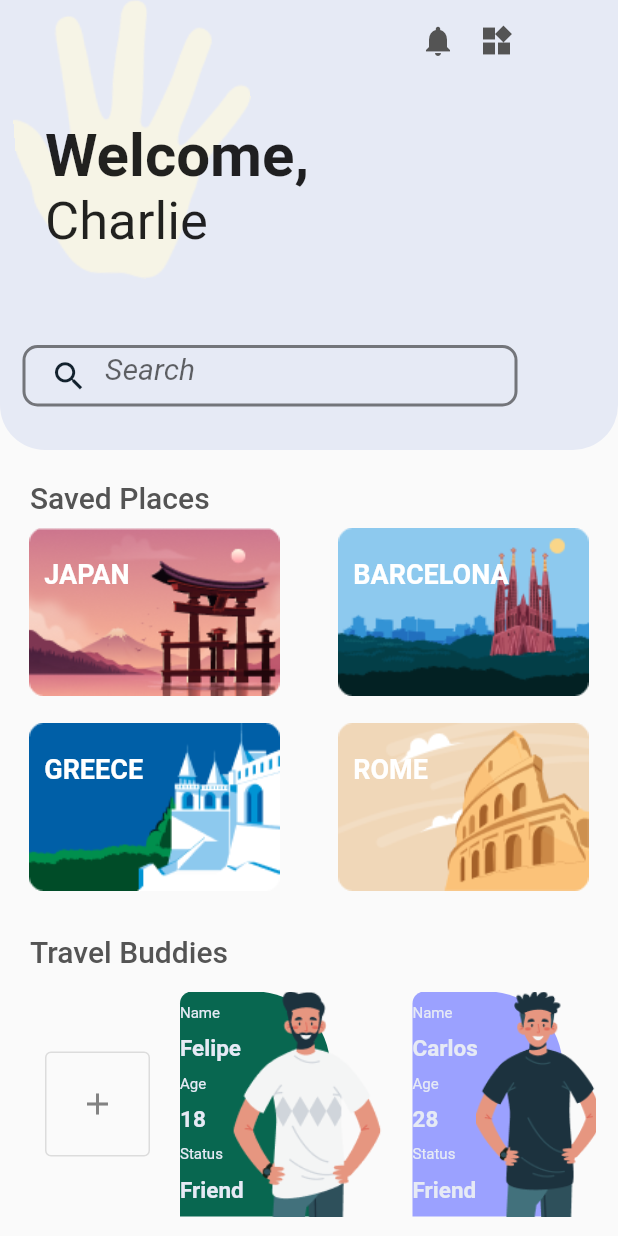
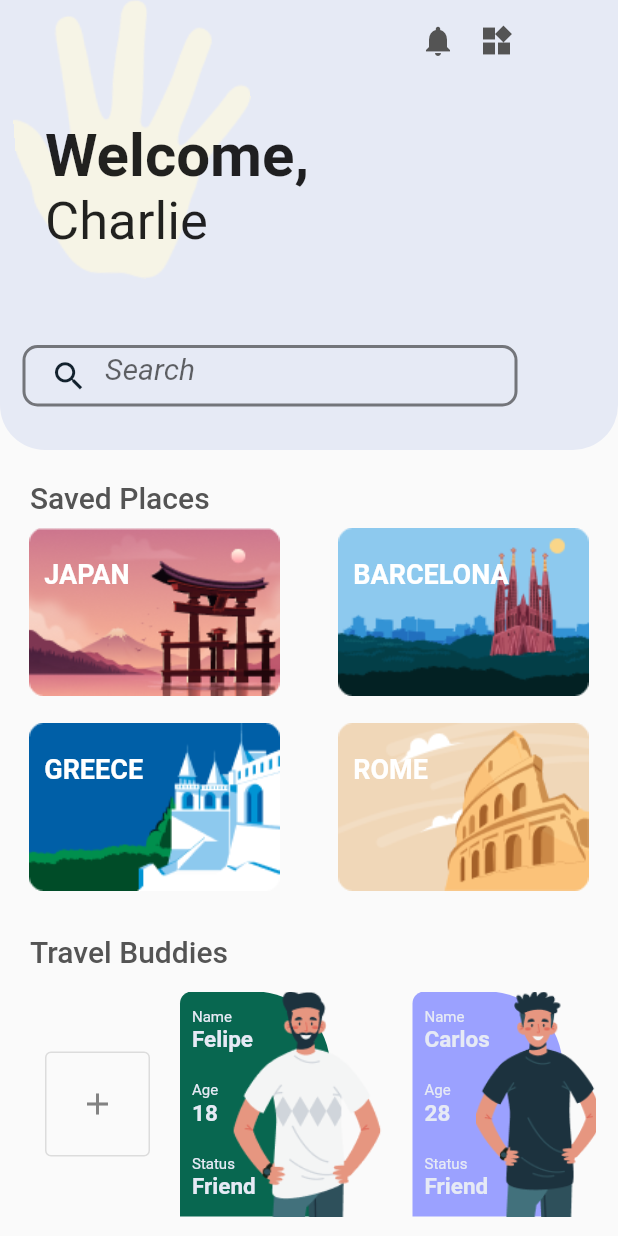
Before and after one commit to Felipe-dot/Travel-app, a Flutter app: the screen it shows after launch, on a phone screen of 412 x 824 dp. Run offline on Flutter 3.47's test engine with Material 2 defaults, Android fonts, the phone set to English and light mode, and no system bars.

Commit message:
Correção de margem no componente

```diff
--- a/lib/components/my_buddy.dart
+++ b/lib/components/my_buddy.dart
@@ -38,6 +38,11 @@ class MyBuddy extends StatelessWidget {
             crossAxisAlignment: CrossAxisAlignment.start,
             mainAxisAlignment: MainAxisAlignment.spaceEvenly,
             children: [
+              Container(
+                margin: const EdgeInsets.all(8),
+                child: Column(
+                  crossAxisAlignment: CrossAxisAlignment.start,
+                  children: [
                     const Text(
                       "Name",
                       style: TextStyle(
@@ -54,6 +59,14 @@ class MyBuddy extends StatelessWidget {
                         fontSize: 15,
                       ),
                     ),
+                  ],
+                ),
+              ),
+              Container(
+                margin: const EdgeInsets.all(8),
+                child: Column(
+                  crossAxisAlignment: CrossAxisAlignment.start,
+                  children: [
                     const Text(
                       "Age",
                       style: TextStyle(
@@ -70,6 +83,14 @@ class MyBuddy extends StatelessWidget {
                         fontSize: 15,
                       ),
                     ),
+                  ],
+                ),
+              ),
+              Container(
+                margin: const EdgeInsets.all(8),
+                child: Column(
+                  crossAxisAlignment: CrossAxisAlignment.start,
+                  children: [
                     const Text(
                       "Status",
                       style: TextStyle(
@@ -84,6 +105,9 @@ class MyBuddy extends StatelessWidget {
                         color: lightWhite,
                         fontWeight: FontWeight.bold,
                         fontSize: 15,
+                      ),
+                    ),
+                  ],
                 ),
               ),
             ],
```
Lines whose indentation alone changed are shown as unchanged.
